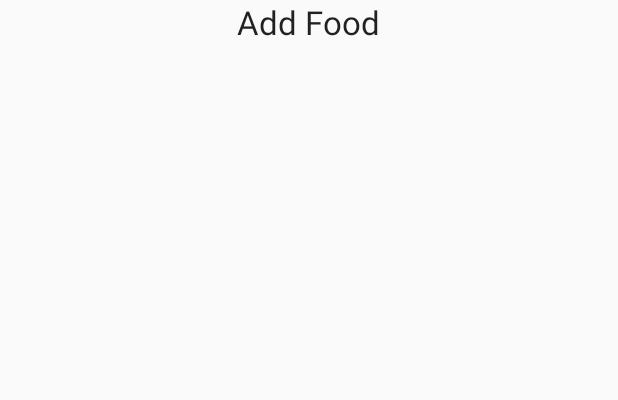
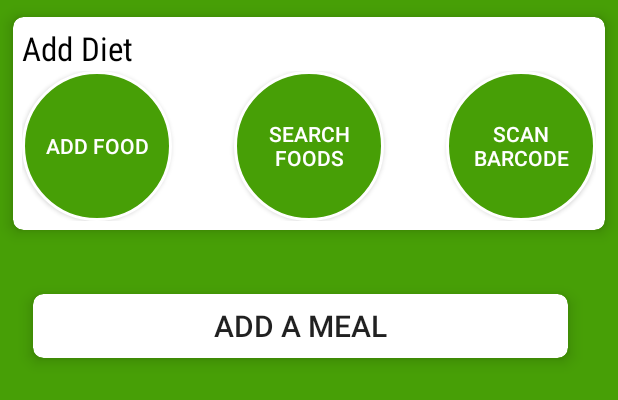
Before and after one commit to FatalEnigma/Nutroblast, an Android app: the layout fragment_addfood.xml on its own in the app's theme, with its tools: preview values and no code run, on a phone screen of 412 x 824 dp. Shown: the top 400 px of the screen. Run offline under Robolectric (Android 15) with nearby library versions, the phone set to English and light mode, and no system bars.

Commit message:
Added colors.xml and started AddFood fragment

```diff
--- /dev/null
+++ b/app/src/main/res/drawable/round_button.xml
@@ -0,0 +1,6 @@
+<?xml version="1.0" encoding="utf-8"?>
+<shape xmlns:android="http://schemas.android.com/apk/res/android"
+    android:shape="oval">
+    <solid android:color="#ff479f06"/>
+    <stroke android:width="2dp" android:color="#fff" />
+</shape>
--- a/app/src/main/res/layout/fragment_addfood.xml
+++ b/app/src/main/res/layout/fragment_addfood.xml
@@ -1,14 +1,97 @@
 <?xml version="1.0" encoding="utf-8"?>
-<LinearLayout xmlns:android="http://schemas.android.com/apk/res/android"
-    android:orientation="vertical"
+<ScrollView xmlns:android="http://schemas.android.com/apk/res/android"
     android:layout_width="match_parent"
-    android:layout_height="match_parent">
+    android:layout_height="match_parent"
+    android:fillViewport="false"
+    android:id="@+id/addFoodScrollView"
+    android:background="@color/green"
+    >
 
-    <TextView
-        android:layout_width="wrap_content"
-        android:layout_height="wrap_content"
-        android:textAppearance="?android:attr/textAppearanceLarge"
-        android:text="Add Food"
-        android:id="@+id/textView2"
-        android:layout_gravity="center_horizontal" />
-</LinearLayout>
+    <LinearLayout
+        android:layout_width="match_parent"
+        android:layout_height="match_parent"
+        android:orientation="vertical">
+
+
+        <android.support.v7.widget.CardView
+            style="@style/summaryScreenCards"
+            android:id="@+id/addFood_card_view">
+
+            <TextView
+                style="@style/summaryCardTitle"
+                android:layout_width="fill_parent"
+                android:layout_height="wrap_content"
+                android:text="@string/AddDiet"
+                android:id="@+id/summaryTitle" />
+
+            <RelativeLayout
+                android:orientation="horizontal"
+                android:layout_width="wrap_content"
+                android:layout_height="match_parent"
+                android:layout_marginTop="30dp">
+
+                <Button
+                    android:layout_width="100dp"
+                    android:layout_height="100dp"
+                    android:background="@drawable/round_button"
+                    android:gravity="center_vertical|center_horizontal"
+                    android:text="@string/addFood"
+                    android:layout_alignParentLeft="true"
+                    android:textColor="#fff"
+                    android:id="@+id/buttonAddFood"
+                    android:layout_alignParentStart="true"
+                    android:layout_alignLeft="@+id/buttonSearchFoods" />
+
+                <Button
+                    android:layout_width="100dp"
+                    android:layout_height="100dp"
+                    android:background="@drawable/round_button"
+                    android:gravity="center_vertical|center_horizontal"
+                    android:text="@string/searchFoods"
+                    android:textColor="#fff"
+                    android:id="@+id/buttonSearchFoods"
+                    android:layout_alignParentTop="true"
+                    android:layout_centerHorizontal="true" />
+
+                <Button
+                    android:layout_width="100dp"
+                    android:layout_height="100dp"
+                    android:background="@drawable/round_button"
+                    android:gravity="center_vertical|center_horizontal"
+                    android:text="@string/scanBarcode"
+                    android:textColor="#fff"
+                    android:id="@+id/buttonScanBarcode"
+                    android:layout_alignParentTop="true"
+                    android:layout_alignParentRight="true"
+                    android:layout_alignParentEnd="true"
+                    android:layout_alignRight="@+id/buttonSearchFoods" />
+
+
+            </RelativeLayout>
+
+
+        </android.support.v7.widget.CardView>
+
+        <android.support.v7.widget.CardView
+            style="@style/summaryScreenCards"
+            android:id="@+id/addMeal_card_view"
+            android:layout_width="374dp"
+            android:layout_height="65dp"
+            android:layout_marginTop="20dp"
+            android:layout_marginLeft="-5dp">
+
+            <Button
+                android:layout_width="match_parent"
+                android:layout_height="match_parent"
+                android:text="Add a meal"
+                android:backgroundTint="#00479f06"
+                android:background="#00479f06"
+                android:textSize="20dp"
+                android:id="@+id/AddMealButton" />
+
+        </android.support.v7.widget.CardView>
+
+
+
+    </LinearLayout>
+</ScrollView>
--- /dev/null
+++ b/app/src/main/res/values/colors.xml
@@ -0,0 +1,5 @@
+<?xml version="1.0" encoding="utf-8"?>
+<resources>
+
+    <item name="green" type="color">#ff479f06</item>
+</resources>
--- a/app/src/main/res/values/strings.xml
+++ b/app/src/main/res/values/strings.xml
@@ -26,4 +26,11 @@
 
     <string name="focus_on_card">Focus On Goals</string>
     <string name="summary_report">Summary Report</string>
+    <!-- TODO: Remove or change this placeholder text -->
+
+    <string name="scanBarcode">Scan Barcode</string>
+    <string name="searchFoods">Search Foods</string>
+    <string name="addFood">Add Food</string>
+    <string name="AddMeal">Add a meal</string>
+    <string name="AddDiet">Add Diet</string>
 </resources>
```
